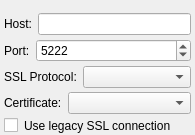
Above: src/plugins/defaultconnection/connectionoptionswidget2.ui from xnamed/vacuum-im before the change. Below: the same form after it.
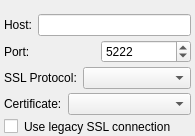
That is the form after the change.

Patch:
```diff
--- a/src/plugins/defaultconnection/connectionoptionswidget2.ui
+++ b/src/plugins/defaultconnection/connectionoptionswidget2.ui
@@ -7,7 +7,7 @@
     <x>0</x>
     <y>0</y>
     <width>195</width>
-    <height>135</height>
+    <height>136</height>
    </rect>
   </property>
   <property name="sizePolicy">
@@ -73,6 +73,12 @@
     <layout class="QHBoxLayout" name="horizontalLayout">
      <item>
       <widget class="QLabel" name="label_12">
+       <property name="sizePolicy">
+        <sizepolicy hsizetype="Preferred" vsizetype="Preferred">
+         <horstretch>0</horstretch>
+         <verstretch>0</verstretch>
+        </sizepolicy>
+       </property>
        <property name="text">
         <string>Port:</string>
        </property>
@@ -87,17 +93,11 @@
      <item>
       <widget class="QSpinBox" name="spbPort">
        <property name="sizePolicy">
-        <sizepolicy hsizetype="Expanding" vsizetype="Preferred">
+        <sizepolicy hsizetype="Preferred" vsizetype="Preferred">
          <horstretch>0</horstretch>
          <verstretch>0</verstretch>
         </sizepolicy>
        </property>
-       <property name="minimumSize">
-        <size>
-         <width>60</width>
-         <height>0</height>
-        </size>
-       </property>
        <property name="maximum">
         <number>65535</number>
        </property>
```
